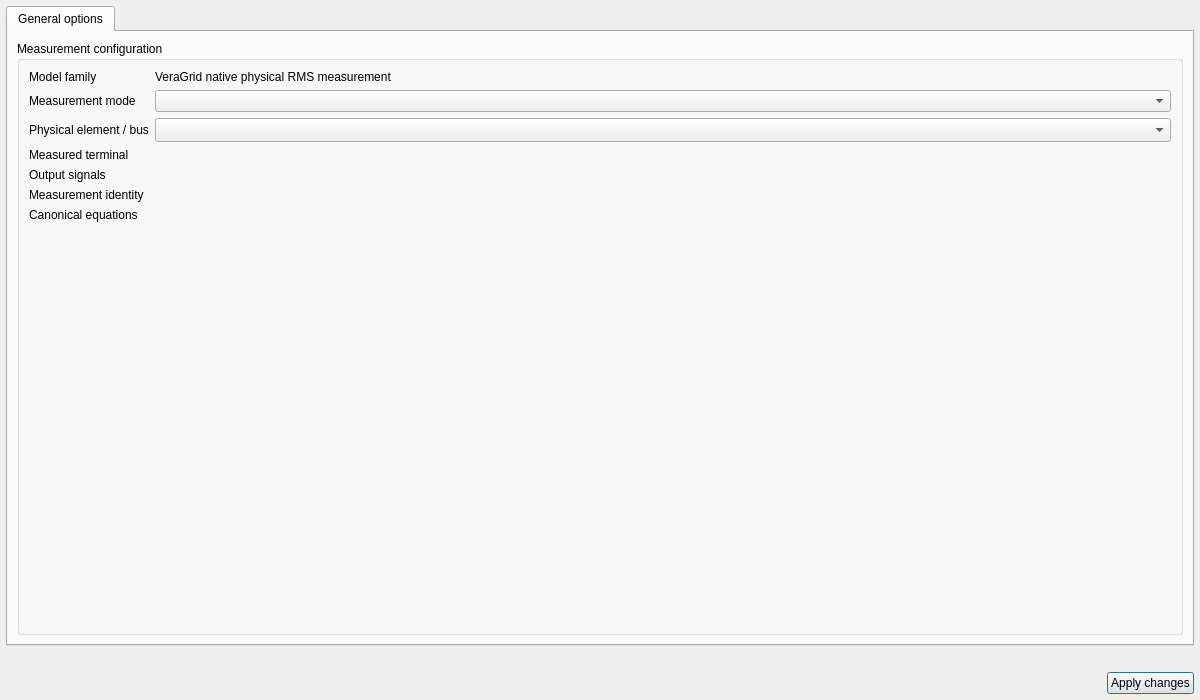
The window that src/VeraGrid/Gui/DynamicModelEditor/dynamic_block_properties.ui (JordiBejarUPC/veragrid-hvdc-bipolar-pfc) describes before a commit, drawn with Qt 5.
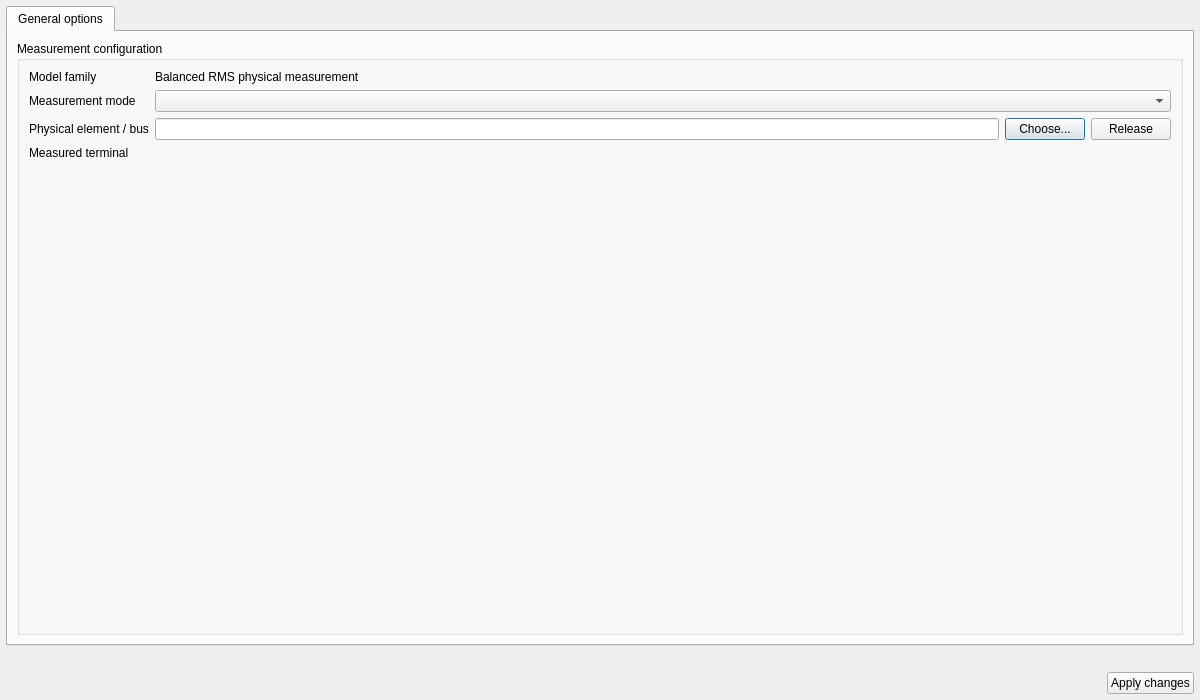
The same window after the commit. Icons and pictures are not drawn.

Patch:
```diff
--- a/src/VeraGrid/Gui/DynamicModelEditor/dynamic_block_properties.ui
+++ b/src/VeraGrid/Gui/DynamicModelEditor/dynamic_block_properties.ui
@@ -52,7 +52,7 @@
           <item row="0" column="1">
            <widget class="QLabel" name="measurement_family_value">
             <property name="text">
-             <string>VeraGrid native physical RMS measurement</string>
+           <string>Balanced RMS physical measurement</string>
             </property>
            </widget>
           </item>
@@ -74,13 +74,42 @@
            </widget>
           </item>
           <item row="2" column="1">
-           <widget class="QComboBox" name="measurement_target_combo">
-            <property name="sizeAdjustPolicy">
-             <enum>QComboBox::SizeAdjustPolicy::AdjustToMinimumContentsLengthWithIcon</enum>
-            </property>
-            <property name="minimumContentsLength">
-             <number>36</number>
-            </property>
+           <widget class="QWidget" name="measurement_target_widget" native="true">
+            <layout class="QHBoxLayout" name="measurement_target_layout">
+             <property name="leftMargin">
+              <number>0</number>
+             </property>
+             <property name="topMargin">
+              <number>0</number>
+             </property>
+             <property name="rightMargin">
+              <number>0</number>
+             </property>
+             <property name="bottomMargin">
+              <number>0</number>
+             </property>
+             <item>
+              <widget class="QLineEdit" name="measurement_target_value">
+               <property name="readOnly">
+                <bool>true</bool>
+               </property>
+              </widget>
+             </item>
+             <item>
+              <widget class="QPushButton" name="measurement_target_button">
+               <property name="text">
+                <string>Choose...</string>
+               </property>
+              </widget>
+             </item>
+             <item>
+              <widget class="QPushButton" name="measurement_target_release_button">
+               <property name="text">
+                <string>Release</string>
+               </property>
+              </widget>
+             </item>
+            </layout>
            </widget>
           </item>
           <item row="3" column="0">
@@ -97,57 +126,6 @@
             </property>
            </widget>
           </item>
-          <item row="4" column="0">
-           <widget class="QLabel" name="measurement_signals_caption">
-            <property name="text">
-             <string>Output signals</string>
-            </property>
-           </widget>
-          </item>
-          <item row="4" column="1">
-           <widget class="QLabel" name="measurement_signals_value">
-            <property name="text">
-             <string/>
-            </property>
-            <property name="textInteractionFlags">
-             <set>Qt::TextInteractionFlag::TextSelectableByMouse</set>
-            </property>
-            <property name="wordWrap">
-             <bool>true</bool>
-            </property>
-           </widget>
-          </item>
-          <item row="5" column="0">
-           <widget class="QLabel" name="measurement_identity_caption">
-            <property name="text">
-             <string>Measurement identity</string>
-            </property>
-           </widget>
-          </item>
-          <item row="5" column="1">
-           <widget class="QLabel" name="measurement_identity_value">
-            <property name="text">
-             <string/>
-            </property>
-            <property name="textInteractionFlags">
-             <set>Qt::TextInteractionFlag::TextSelectableByMouse</set>
-            </property>
-           </widget>
-          </item>
-          <item row="6" column="0">
-           <widget class="QLabel" name="measurement_equations_caption">
-            <property name="text">
-             <string>Canonical equations</string>
-            </property>
-           </widget>
-          </item>
-          <item row="6" column="1">
-           <widget class="QLabel" name="measurement_equations_value">
-            <property name="text">
-             <string/>
-            </property>
-           </widget>
-          </item>
          </layout>
         </widget>
        </item>
```
